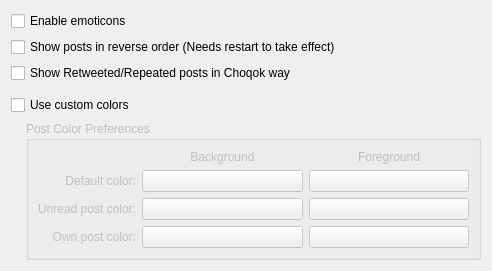
Old version of the form choqok/config/appearance/appearanceconfig_base.ui in the repository KDE/choqok.
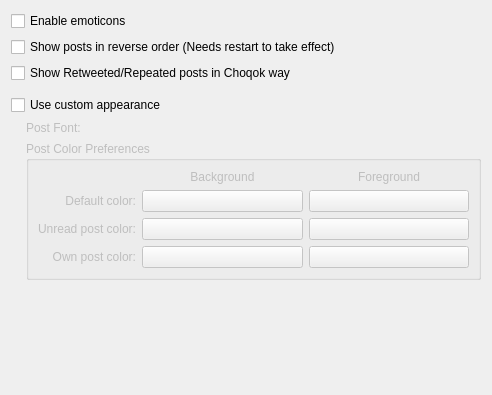
New version of the form. Custom widgets are drawn as their Qt base class.

Commit message: Font customization option added

Diff of the .ui file:
```diff
--- a/choqok/config/appearance/appearanceconfig_base.ui
+++ b/choqok/config/appearance/appearanceconfig_base.ui
@@ -7,7 +7,7 @@
     <x>0</x>
     <y>0</y>
     <width>492</width>
-    <height>269</height>
+    <height>395</height>
    </rect>
   </property>
   <layout class="QVBoxLayout" name="verticalLayout_2">
@@ -41,12 +41,12 @@
    <item>
     <widget class="QCheckBox" name="kcfg_isCustomUi">
      <property name="text">
-      <string>Use custom colors</string>
+      <string>Use custom appearance</string>
      </property>
     </widget>
    </item>
    <item>
-    <layout class="QHBoxLayout" name="horizontalLayout">
+    <layout class="QHBoxLayout" name="horizontalLayout_2">
      <item>
       <spacer name="horizontalSpacer">
        <property name="orientation">
@@ -64,6 +64,29 @@
       </spacer>
      </item>
      <item>
+      <layout class="QVBoxLayout" name="verticalLayout">
+       <item>
+        <layout class="QHBoxLayout" name="horizontalLayout">
+         <item>
+          <widget class="QLabel" name="label_4">
+           <property name="enabled">
+            <bool>false</bool>
+           </property>
+           <property name="text">
+            <string>Post Font:</string>
+           </property>
+          </widget>
+         </item>
+         <item>
+          <widget class="KFontRequester" name="kcfg_font">
+           <property name="enabled">
+            <bool>false</bool>
+           </property>
+          </widget>
+         </item>
+        </layout>
+       </item>
+       <item>
       <widget class="QGroupBox" name="groupBox">
        <property name="enabled">
         <bool>false</bool>
@@ -71,7 +94,7 @@
        <property name="title">
         <string>Post Color Preferences</string>
        </property>
-       <layout class="QVBoxLayout" name="verticalLayout">
+         <layout class="QVBoxLayout" name="verticalLayout_3">
         <item>
          <layout class="QGridLayout" name="gridLayout">
           <item row="0" column="1">
@@ -212,6 +235,8 @@
      </item>
     </layout>
    </item>
+    </layout>
+   </item>
    <item>
     <spacer name="verticalSpacer">
      <property name="orientation">
@@ -228,6 +253,11 @@
   </layout>
  </widget>
  <customwidgets>
+  <customwidget>
+   <class>KFontRequester</class>
+   <extends>QWidget</extends>
+   <header>kfontrequester.h</header>
+  </customwidget>
   <customwidget>
    <class>KColorButton</class>
    <extends>QPushButton</extends>
```
Left out of the diff: 40 changed lines with no effect on the pictures. Lines whose indentation alone changed are shown as unchanged. The commit also changes 5 other files.
